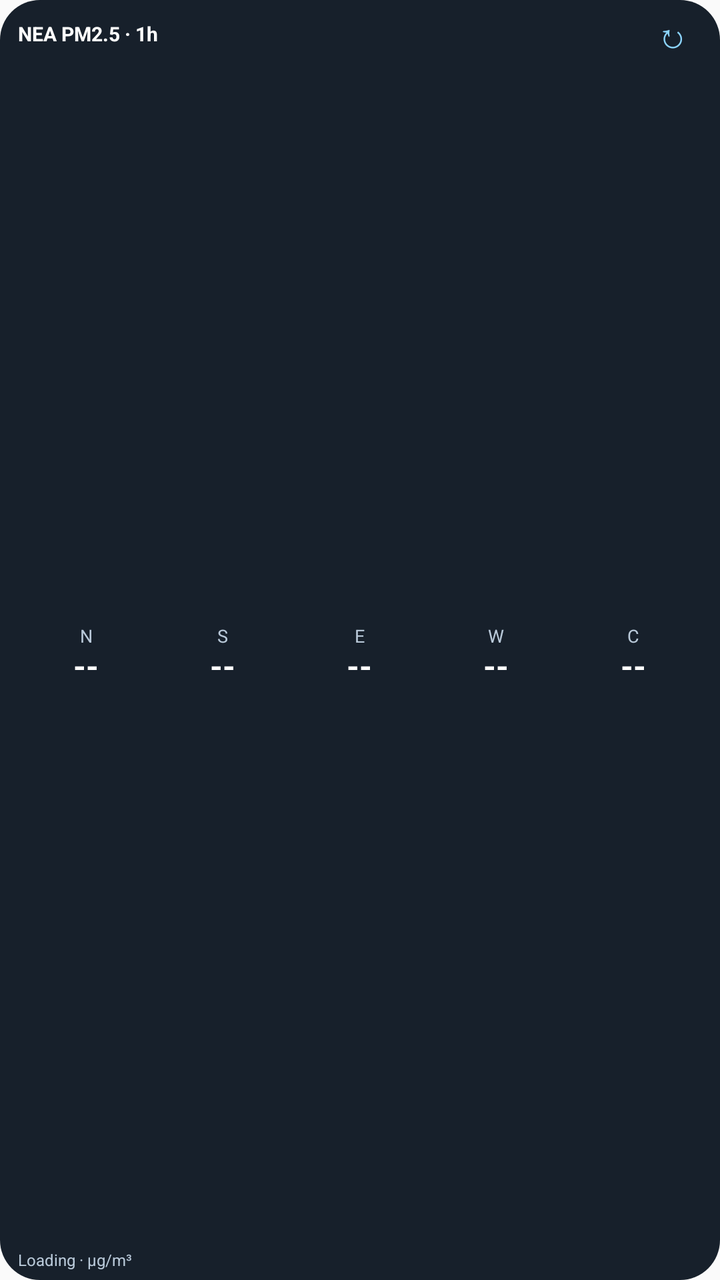
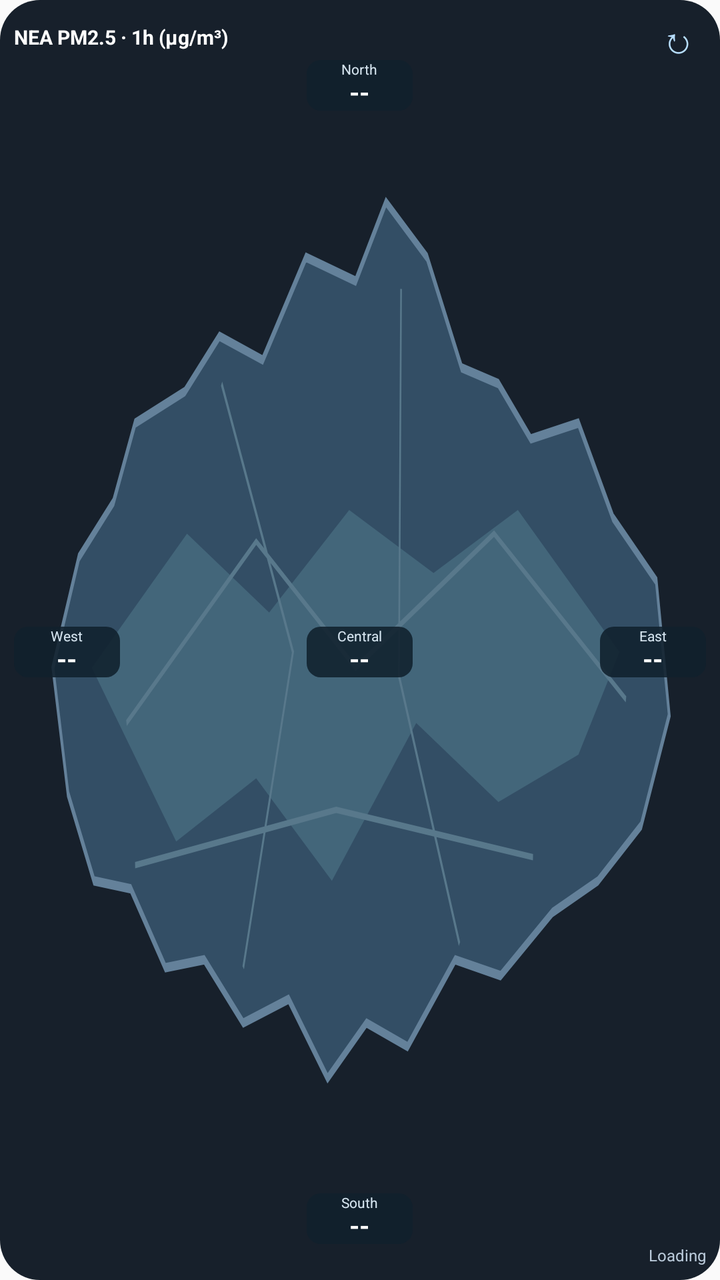

The first picture is an Android layout as it rendered before a commit; the second is the same layout after the commit. The layout source and the unified diff follow.
<!-- AndroidManifest.xml: application theme android:Theme.Material.Light.NoActionBar -->
<!-- res/layout/widget_pm.xml -->
<LinearLayout xmlns:android="http://schemas.android.com/apk/res/android"
 android:layout_width="match_parent" android:layout_height="match_parent"
 android:orientation="vertical" android:paddingLeft="9dp" android:paddingRight="9dp"
 android:paddingTop="5dp" android:paddingBottom="5dp" android:background="@drawable/widget_bg">
 <LinearLayout android:layout_width="match_parent" android:layout_height="wrap_content" android:orientation="horizontal" android:gravity="center_vertical">
  <TextView android:layout_width="0dp" android:layout_weight="1" android:layout_height="wrap_content" android:text="NEA PM2.5 · 1h" android:textColor="#FFFFFF" android:textStyle="bold" android:textSize="10sp" android:singleLine="true"/>
  <TextView android:id="@+id/refresh" android:layout_width="wrap_content" android:layout_height="wrap_content" android:minWidth="30dp" android:minHeight="24dp" android:gravity="center" android:text="↻" android:contentDescription="Refresh PM2.5 readings" android:textColor="#8CD5FF" android:textSize="17sp"/>
 </LinearLayout>
 <LinearLayout android:layout_width="match_parent" android:layout_height="0dp" android:layout_weight="1" android:orientation="horizontal" android:gravity="center_vertical">
  <LinearLayout android:layout_width="0dp" android:layout_weight="1" android:layout_height="wrap_content" android:orientation="vertical" android:gravity="center">
   <TextView android:layout_width="wrap_content" android:layout_height="wrap_content" android:text="N" android:textColor="#B9C9D9" android:textSize="9sp"/>
   <TextView android:id="@+id/north" android:layout_width="wrap_content" android:layout_height="wrap_content" android:text="--" android:textColor="#FFFFFF" android:textSize="16sp" android:textStyle="bold" android:includeFontPadding="false"/>
  </LinearLayout>
  <LinearLayout android:layout_width="0dp" android:layout_weight="1" android:layout_height="wrap_content" android:orientation="vertical" android:gravity="center">
   <TextView android:layout_width="wrap_content" android:layout_height="wrap_content" android:text="S" android:textColor="#B9C9D9" android:textSize="9sp"/>
   <TextView android:id="@+id/south" android:layout_width="wrap_content" android:layout_height="wrap_content" android:text="--" android:textColor="#FFFFFF" android:textSize="16sp" android:textStyle="bold" android:includeFontPadding="false"/>
  </LinearLayout>
  <LinearLayout android:layout_width="0dp" android:layout_weight="1" android:layout_height="wrap_content" android:orientation="vertical" android:gravity="center">
   <TextView android:layout_width="wrap_content" android:layout_height="wrap_content" android:text="E" android:textColor="#B9C9D9" android:textSize="9sp"/>
   <TextView android:id="@+id/east" android:layout_width="wrap_content" android:layout_height="wrap_content" android:text="--" android:textColor="#FFFFFF" android:textSize="16sp" android:textStyle="bold" android:includeFontPadding="false"/>
  </LinearLayout>
  <LinearLayout android:layout_width="0dp" android:layout_weight="1" android:layout_height="wrap_content" android:orientation="vertical" android:gravity="center">
   <TextView android:layout_width="wrap_content" android:layout_height="wrap_content" android:text="W" android:textColor="#B9C9D9" android:textSize="9sp"/>
   <TextView android:id="@+id/west" android:layout_width="wrap_content" android:layout_height="wrap_content" android:text="--" android:textColor="#FFFFFF" android:textSize="16sp" android:textStyle="bold" android:includeFontPadding="false"/>
  </LinearLayout>
  <LinearLayout android:layout_width="0dp" android:layout_weight="1" android:layout_height="wrap_content" android:orientation="vertical" android:gravity="center">
   <TextView android:layout_width="wrap_content" android:layout_height="wrap_content" android:text="C" android:textColor="#B9C9D9" android:textSize="9sp"/>
   <TextView android:id="@+id/central" android:layout_width="wrap_content" android:layout_height="wrap_content" android:text="--" android:textColor="#FFFFFF" android:textSize="16sp" android:textStyle="bold" android:includeFontPadding="false"/>
  </LinearLayout>
 </LinearLayout>
 <TextView android:id="@+id/status" android:layout_width="match_parent" android:layout_height="wrap_content" android:text="Loading · µg/m³" android:textColor="#B9C9D9" android:textSize="8sp" android:singleLine="true" android:ellipsize="end" android:includeFontPadding="false"/>
</LinearLayout>
<!-- resources referenced by this layout -->
<resources>
  <!-- drawable widget_bg (drawable) -->
  <shape xmlns:android="http://schemas.android.com/apk/res/android"><solid android:color="#17202B"/><corners android:radius="20dp"/></shape>
</resources>

<!-- the commit's change to res/layout/widget_pm.xml (unified diff, before → after) -->
@@ -1,32 +1,30 @@
-<LinearLayout xmlns:android="http://schemas.android.com/apk/res/android"
- android:layout_width="match_parent" android:layout_height="match_parent"
- android:orientation="vertical" android:paddingLeft="9dp" android:paddingRight="9dp"
- android:paddingTop="5dp" android:paddingBottom="5dp" android:background="@drawable/widget_bg">
- <LinearLayout android:layout_width="match_parent" android:layout_height="wrap_content" android:orientation="horizontal" android:gravity="center_vertical">
-  <TextView android:layout_width="0dp" android:layout_weight="1" android:layout_height="wrap_content" android:text="NEA PM2.5 · 1h" android:textColor="#FFFFFF" android:textStyle="bold" android:textSize="10sp" android:singleLine="true"/>
-  <TextView android:id="@+id/refresh" android:layout_width="wrap_content" android:layout_height="wrap_content" android:minWidth="30dp" android:minHeight="24dp" android:gravity="center" android:text="↻" android:contentDescription="Refresh PM2.5 readings" android:textColor="#8CD5FF" android:textSize="17sp"/>
- </LinearLayout>
- <LinearLayout android:layout_width="match_parent" android:layout_height="0dp" android:layout_weight="1" android:orientation="horizontal" android:gravity="center_vertical">
-  <LinearLayout android:layout_width="0dp" android:layout_weight="1" android:layout_height="wrap_content" android:orientation="vertical" android:gravity="center">
-   <TextView android:layout_width="wrap_content" android:layout_height="wrap_content" android:text="N" android:textColor="#B9C9D9" android:textSize="9sp"/>
-   <TextView android:id="@+id/north" android:layout_width="wrap_content" android:layout_height="wrap_content" android:text="--" android:textColor="#FFFFFF" android:textSize="16sp" android:textStyle="bold" android:includeFontPadding="false"/>
-  </LinearLayout>
-  <LinearLayout android:layout_width="0dp" android:layout_weight="1" android:layout_height="wrap_content" android:orientation="vertical" android:gravity="center">
-   <TextView android:layout_width="wrap_content" android:layout_height="wrap_content" android:text="S" android:textColor="#B9C9D9" android:textSize="9sp"/>
-   <TextView android:id="@+id/south" android:layout_width="wrap_content" android:layout_height="wrap_content" android:text="--" android:textColor="#FFFFFF" android:textSize="16sp" android:textStyle="bold" android:includeFontPadding="false"/>
-  </LinearLayout>
-  <LinearLayout android:layout_width="0dp" android:layout_weight="1" android:layout_height="wrap_content" android:orientation="vertical" android:gravity="center">
-   <TextView android:layout_width="wrap_content" android:layout_height="wrap_content" android:text="E" android:textColor="#B9C9D9" android:textSize="9sp"/>
-   <TextView android:id="@+id/east" android:layout_width="wrap_content" android:layout_height="wrap_content" android:text="--" android:textColor="#FFFFFF" android:textSize="16sp" android:textStyle="bold" android:includeFontPadding="false"/>
-  </LinearLayout>
-  <LinearLayout android:layout_width="0dp" android:layout_weight="1" android:layout_height="wrap_content" android:orientation="vertical" android:gravity="center">
-   <TextView android:layout_width="wrap_content" android:layout_height="wrap_content" android:text="W" android:textColor="#B9C9D9" android:textSize="9sp"/>
-   <TextView android:id="@+id/west" android:layout_width="wrap_content" android:layout_height="wrap_content" android:text="--" android:textColor="#FFFFFF" android:textSize="16sp" android:textStyle="bold" android:includeFontPadding="false"/>
-  </LinearLayout>
-  <LinearLayout android:layout_width="0dp" android:layout_weight="1" android:layout_height="wrap_content" android:orientation="vertical" android:gravity="center">
-   <TextView android:layout_width="wrap_content" android:layout_height="wrap_content" android:text="C" android:textColor="#B9C9D9" android:textSize="9sp"/>
-   <TextView android:id="@+id/central" android:layout_width="wrap_content" android:layout_height="wrap_content" android:text="--" android:textColor="#FFFFFF" android:textSize="16sp" android:textStyle="bold" android:includeFontPadding="false"/>
-  </LinearLayout>
- </LinearLayout>
- <TextView android:id="@+id/status" android:layout_width="match_parent" android:layout_height="wrap_content" android:text="Loading · µg/m³" android:textColor="#B9C9D9" android:textSize="8sp" android:singleLine="true" android:ellipsize="end" android:includeFontPadding="false"/>
+<LinearLayout xmlns:android="http://schemas.android.com/apk/res/android" android:layout_width="match_parent" android:layout_height="match_parent" android:orientation="vertical" android:padding="7dp" android:background="@drawable/widget_bg">
+<LinearLayout android:layout_width="match_parent" android:layout_height="23dp" android:gravity="center_vertical" android:orientation="horizontal">
+<TextView android:layout_width="0dp" android:layout_weight="1" android:layout_height="wrap_content" android:text="NEA PM2.5 · 1h (µg/m³)" android:textSize="10sp" android:textStyle="bold" android:textColor="#FFFFFF" android:singleLine="true"/>
+<TextView android:id="@+id/refresh" android:layout_width="28dp" android:layout_height="23dp" android:gravity="center" android:text="↻" android:textSize="18sp" android:textColor="#B7DEFF" android:contentDescription="Refresh readings"/>
 </LinearLayout>
+<FrameLayout android:layout_width="match_parent" android:layout_height="0dp" android:layout_weight="1">
+<ImageView android:layout_width="match_parent" android:layout_height="match_parent" android:src="@drawable/singapore_map" android:scaleType="fitXY" android:contentDescription="Stylized Singapore map"/>
+<LinearLayout android:layout_width="53dp" android:layout_height="wrap_content" android:orientation="vertical" android:gravity="center" android:layout_gravity="center_horizontal|top" android:background="@drawable/reading_bg" android:paddingTop="1dp" android:paddingBottom="1dp">
+<TextView android:layout_width="wrap_content" android:layout_height="wrap_content" android:text="North" android:textSize="7sp" android:textColor="#D5E4EF" android:includeFontPadding="false"/>
+<TextView android:id="@+id/north" android:layout_width="wrap_content" android:layout_height="wrap_content" android:text="--" android:textSize="13sp" android:textStyle="bold" android:textColor="#FFFFFF" android:includeFontPadding="false"/>
+</LinearLayout>
+<LinearLayout android:layout_width="53dp" android:layout_height="wrap_content" android:orientation="vertical" android:gravity="center" android:layout_gravity="left|center_vertical" android:background="@drawable/reading_bg" android:paddingTop="1dp" android:paddingBottom="1dp">
+<TextView android:layout_width="wrap_content" android:layout_height="wrap_content" android:text="West" android:textSize="7sp" android:textColor="#D5E4EF" android:includeFontPadding="false"/>
+<TextView android:id="@+id/west" android:layout_width="wrap_content" android:layout_height="wrap_content" android:text="--" android:textSize="13sp" android:textStyle="bold" android:textColor="#FFFFFF" android:includeFontPadding="false"/>
+</LinearLayout>
+<LinearLayout android:layout_width="53dp" android:layout_height="wrap_content" android:orientation="vertical" android:gravity="center" android:layout_gravity="center" android:background="@drawable/reading_bg" android:paddingTop="1dp" android:paddingBottom="1dp">
+<TextView android:layout_width="wrap_content" android:layout_height="wrap_content" android:text="Central" android:textSize="7sp" android:textColor="#D5E4EF" android:includeFontPadding="false"/>
+<TextView android:id="@+id/central" android:layout_width="wrap_content" android:layout_height="wrap_content" android:text="--" android:textSize="13sp" android:textStyle="bold" android:textColor="#FFFFFF" android:includeFontPadding="false"/>
+</LinearLayout>
+<LinearLayout android:layout_width="53dp" android:layout_height="wrap_content" android:orientation="vertical" android:gravity="center" android:layout_gravity="right|center_vertical" android:background="@drawable/reading_bg" android:paddingTop="1dp" android:paddingBottom="1dp">
+<TextView android:layout_width="wrap_content" android:layout_height="wrap_content" android:text="East" android:textSize="7sp" android:textColor="#D5E4EF" android:includeFontPadding="false"/>
+<TextView android:id="@+id/east" android:layout_width="wrap_content" android:layout_height="wrap_content" android:text="--" android:textSize="13sp" android:textStyle="bold" android:textColor="#FFFFFF" android:includeFontPadding="false"/>
+</LinearLayout>
+<LinearLayout android:layout_width="53dp" android:layout_height="wrap_content" android:orientation="vertical" android:gravity="center" android:layout_gravity="center_horizontal|bottom" android:background="@drawable/reading_bg" android:paddingTop="1dp" android:paddingBottom="1dp">
+<TextView android:layout_width="wrap_content" android:layout_height="wrap_content" android:text="South" android:textSize="7sp" android:textColor="#D5E4EF" android:includeFontPadding="false"/>
+<TextView android:id="@+id/south" android:layout_width="wrap_content" android:layout_height="wrap_content" android:text="--" android:textSize="13sp" android:textStyle="bold" android:textColor="#FFFFFF" android:includeFontPadding="false"/>
+</LinearLayout>
+</FrameLayout>
+<TextView android:id="@+id/status" android:layout_width="match_parent" android:layout_height="wrap_content" android:gravity="right" android:text="Loading" android:textSize="8sp" android:textColor="#B9C9D9" android:singleLine="true" android:ellipsize="end"/>
+</LinearLayout>
<!-- resource entries referenced after the edit -->
@@ -1,5 +1,13 @@
 <!-- resources referenced by this layout -->
 <resources>
+  <!-- drawable reading_bg (drawable) -->
+  <shape xmlns:android="http://schemas.android.com/apk/res/android"><solid android:color="#DF10202D"/><corners android:radius="7dp"/></shape>
+  <!-- drawable singapore_map (drawable) -->
+  <vector xmlns:android="http://schemas.android.com/apk/res/android" android:width="320dp" android:height="150dp" android:viewportWidth="320" android:viewportHeight="150">
+   <path android:fillColor="#334E65" android:strokeColor="#64819A" android:strokeWidth="1.2" android:pathData="M18,77 L30,63 46,56 56,46 79,42 95,35 115,38 135,25 158,28 172,18 191,25 207,39 224,41 239,48 261,46 277,58 297,66 303,83 290,97 270,104 249,108 225,116 204,114 182,125 163,122 145,129 127,119 106,122 88,114 70,115 54,105 37,104 25,93 Z"/>
+   <path android:fillColor="#43667A" android:pathData="M36,77 L80,60 118,70 155,57 194,65 233,57 280,75 261,88 224,94 186,84 147,104 112,91 75,99 Z"/>
+   <path android:strokeColor="#58788B" android:strokeWidth="0.8" android:pathData="M52,84 L112,61 158,77 222,60 283,81 M96,41 L129,75 106,115 M179,29 L178,78 206,112 M56,102 L149,95 240,101"/>
+  </vector>
   <!-- drawable widget_bg (drawable) -->
   <shape xmlns:android="http://schemas.android.com/apk/res/android"><solid android:color="#17202B"/><corners android:radius="20dp"/></shape>
 </resources>
